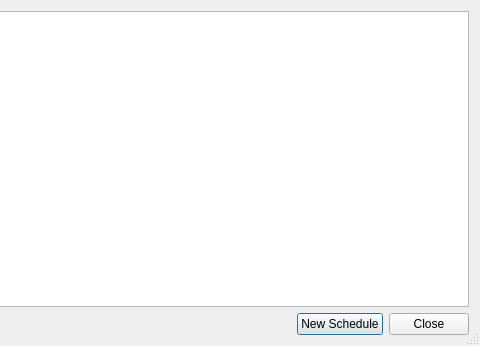
This is piccolo2/player/schedulelist.ui in TeamPiccolo/piccolo2-player as Qt 5 draws it before an edit; both pictures show x 418 to 898 and y 0 to 346 of the 898 by 346 pixel window. The edited form follows.
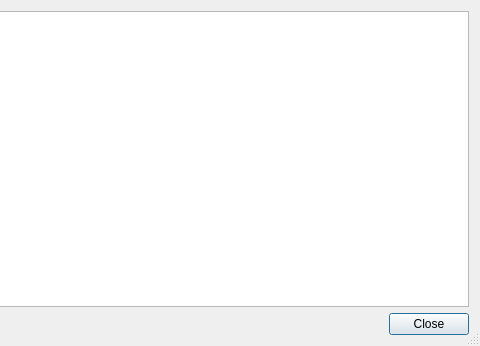
This is the edited form.

Commit message: add dialog to schedule data acquisition

```diff
--- a/piccolo2/player/schedulelist.ui
+++ b/piccolo2/player/schedulelist.ui
@@ -54,13 +54,6 @@
        </property>
       </spacer>
      </item>
-     <item>
-      <widget class="QPushButton" name="addButton">
-       <property name="text">
-        <string>New Schedule</string>
-       </property>
-      </widget>
-     </item>
      <item>
       <widget class="QPushButton" name="closeButton">
        <property name="text">
```
The commit also changes 6 other files.
